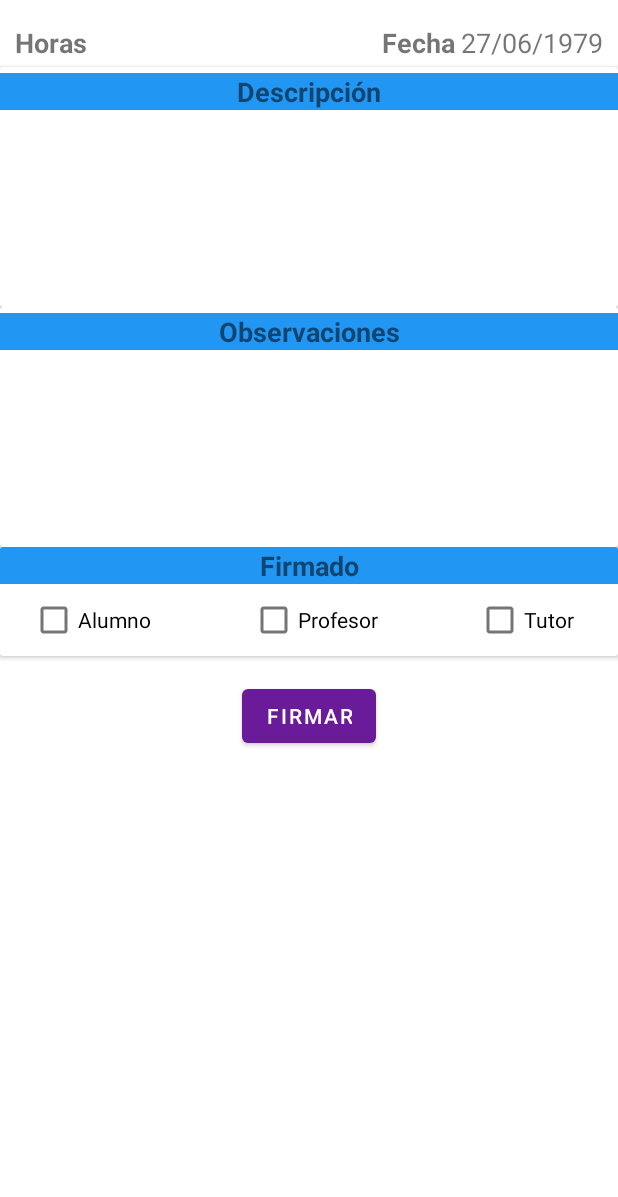
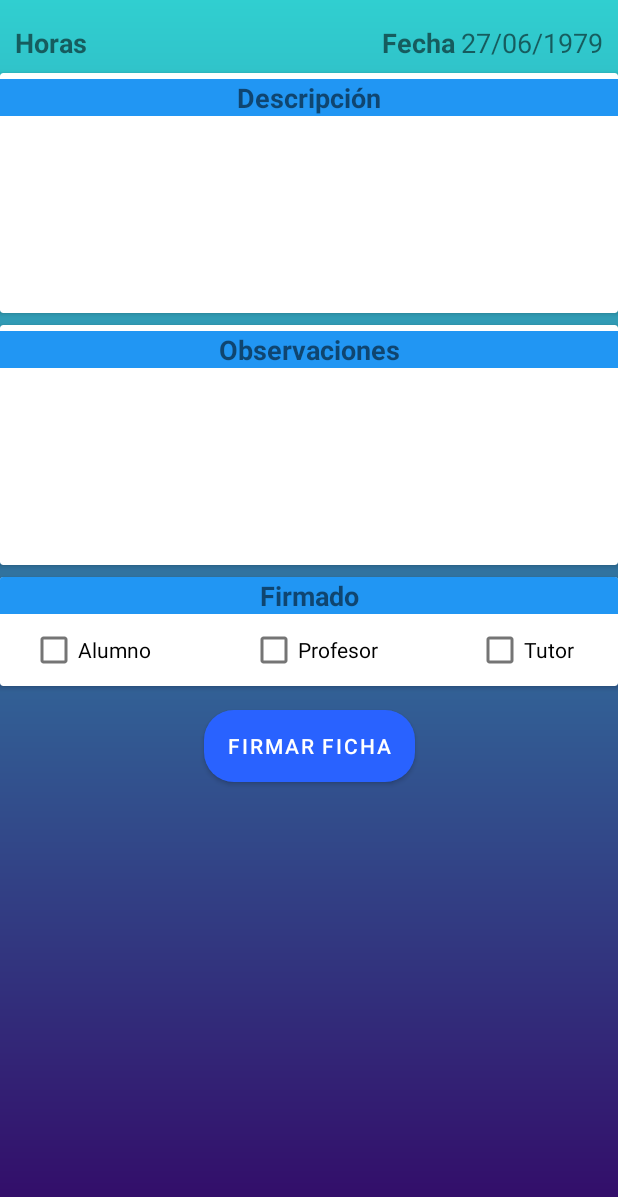
Before and after one commit to Jmarser/Proyecto_as, an Android app: the layout fragment_ficha.xml on its own in the app's theme, with its tools: preview values and no code run, on a phone screen of 412 x 824 dp. Shown: the top 1197 px of the screen. Run offline under Robolectric (Android 15) with nearby library versions, the phone set to English and light mode, and no system bars.

Commit message:
cambios colores temas

```diff
--- a/app/src/main/res/layout/fragment_ficha.xml
+++ b/app/src/main/res/layout/fragment_ficha.xml
@@ -4,7 +4,8 @@
     xmlns:tools="http://schemas.android.com/tools"
     android:layout_width="match_parent"
     android:layout_height="match_parent"
-    tools:context=".ficha.view.FichaFragment">
+    tools:context=".ficha.view.FichaFragment"
+    android:background="@drawable/degradado_registro">
 
     <androidx.constraintlayout.widget.ConstraintLayout
         android:layout_width="match_parent"
@@ -59,7 +60,7 @@
             android:id="@+id/cv_descripcion_ficha"
             android:layout_width="match_parent"
             android:layout_height="wrap_content"
-            android:layout_marginTop="4dp"
+            android:layout_marginTop="8dp"
             app:layout_constraintEnd_toEndOf="parent"
             app:layout_constraintStart_toStartOf="parent"
             app:layout_constraintTop_toBottomOf="@id/tv_horas_ficha">
@@ -97,6 +98,9 @@
             android:id="@+id/cv_observaciones_ficha"
             android:layout_width="match_parent"
             android:layout_height="wrap_content"
+            android:layout_marginTop="8dp"
+            app:layout_constraintEnd_toEndOf="parent"
+            app:layout_constraintStart_toStartOf="parent"
             app:layout_constraintTop_toBottomOf="@id/cv_descripcion_ficha">
 
             <LinearLayout
@@ -129,6 +133,9 @@
             android:id="@+id/cv_firmas_ficha"
             android:layout_width="match_parent"
             android:layout_height="wrap_content"
+            android:layout_marginTop="8dp"
+            app:layout_constraintEnd_toEndOf="parent"
+            app:layout_constraintStart_toStartOf="parent"
             app:layout_constraintTop_toBottomOf="@id/cv_observaciones_ficha">
 
             <androidx.constraintlayout.widget.ConstraintLayout
@@ -188,6 +195,7 @@
             android:layout_marginTop="16dp"
             android:layout_marginBottom="24dp"
             android:text="@string/firmar"
+            android:background="@drawable/degradado_button_login"
             app:layout_constraintBottom_toBottomOf="parent"
             app:layout_constraintEnd_toEndOf="parent"
             app:layout_constraintStart_toStartOf="parent"
--- a/app/src/main/res/values/strings.xml
+++ b/app/src/main/res/values/strings.xml
@@ -39,6 +39,6 @@
     <string name="enableUser">Usuario de baja</string>
     <string name="Enabled_user">El usuario esta dado de baja</string>
     <string name="ok">OK</string>
-    <string name="firmar">Firmar</string>
+    <string name="firmar">Firmar Ficha</string>
 
 </resources>
--- a/app/src/main/res/values/themes.xml
+++ b/app/src/main/res/values/themes.xml
@@ -2,8 +2,8 @@
     <!-- Base application theme. -->
     <style name="Theme.Proyecto_as" parent="Theme.MaterialComponents.DayNight.NoActionBar">
         <!-- Primary brand color. -->
-        <item name="colorPrimary">@color/md_purple_800</item>
-        <item name="colorPrimaryVariant">@color/md_purple_700</item>
+        <item name="colorPrimary">@color/md_blue_A700</item>
+        <item name="colorPrimaryVariant">@color/md_light_blue_700</item>
         <item name="colorOnPrimary">@color/md_white_1000</item>
         <!-- Secondary brand color. -->
         <item name="colorSecondary">@color/md_red_700</item>
```
